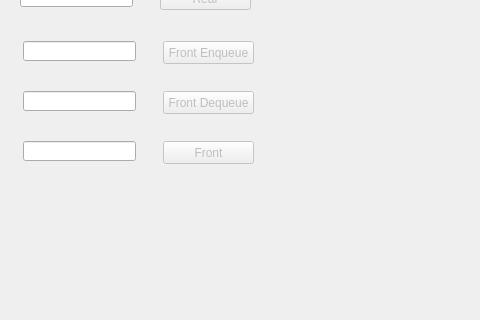
Above: khappppi/circdeque.ui from Gaurang1044/Data-Structure-Visualizer before the change; both pictures show x 0 to 480 and y 160 to 480 of the 640 by 480 pixel window. Below: the same form after it.
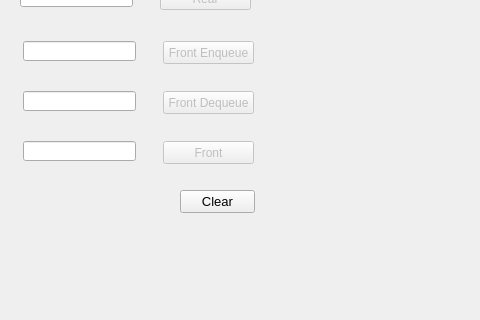
That is the form after the change.

Commit message: clear button changes

The edit to the form file:
```diff
--- a/khappppi/circdeque.ui
+++ b/khappppi/circdeque.ui
@@ -309,6 +309,24 @@
      <string/>
     </property>
    </widget>
+   <widget class="QPushButton" name="pushButton_3">
+    <property name="geometry">
+     <rect>
+      <x>180</x>
+      <y>350</y>
+      <width>75</width>
+      <height>23</height>
+     </rect>
+    </property>
+    <property name="font">
+     <font>
+      <pointsize>10</pointsize>
+     </font>
+    </property>
+    <property name="text">
+     <string>Clear</string>
+    </property>
+   </widget>
   </widget>
   <widget class="QMenuBar" name="menubar">
    <property name="geometry">
```
Left out of the diff: 2 changed lines with no effect on the pictures. The commit also changes 5 other files.
